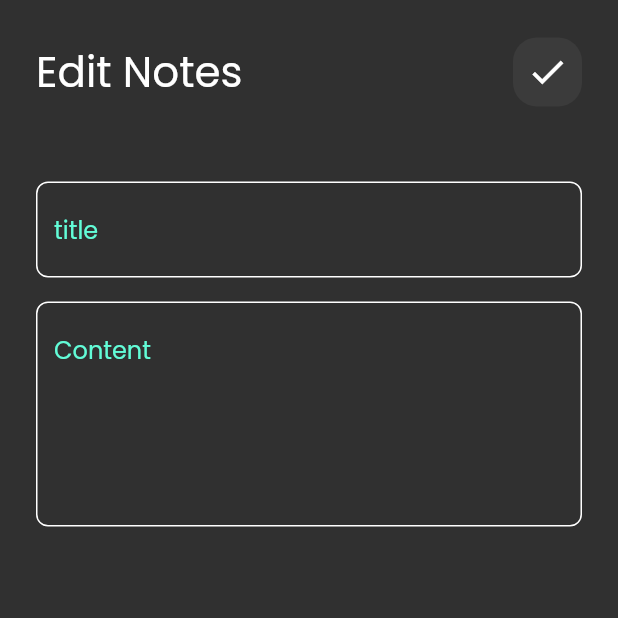
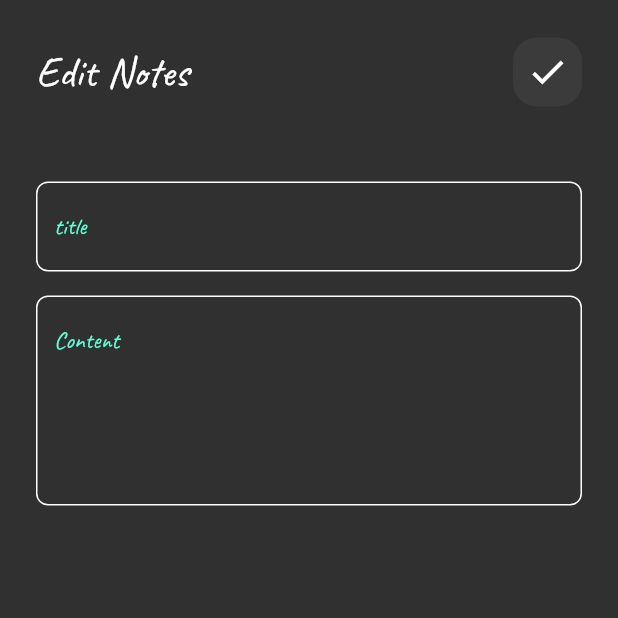
Before and after one commit to mariamMousa/notes_app, a Flutter app: the screen it shows after launch, after a tap on "Mariam", on a phone screen of 412 x 824 dp, the top half of it. Run offline on Flutter 3.47's test engine with Material 2 defaults, Android fonts, the phone set to English and light mode, and no system bars; our stand-ins replace font_awesome_flutter.

Commit message:
create note model & change font

```diff
--- a/lib/main.dart
+++ b/lib/main.dart
@@ -12,7 +12,7 @@ class NotesApp extends StatelessWidget {
   Widget build(BuildContext context) {
     return MaterialApp(
       debugShowCheckedModeBanner: false,
-      theme: ThemeData(brightness: Brightness.dark, fontFamily: 'Poppins'),
+      theme: ThemeData(brightness: Brightness.dark, fontFamily: 'Caveat'),
       home: const NotesView(),
     );
   }
--- a/pubspec.yaml
+++ b/pubspec.yaml
@@ -74,9 +74,9 @@ flutter:
   # list giving the asset and other descriptors for the font. For
   # example:
   fonts:
-    - family: Poppins
+    - family: Caveat
       fonts:
-        - asset: assets/fonts/Poppins-Regular.ttf
+        - asset: assets/fonts/Caveat-Regular.ttf
 
   #   - family: Trajan Pro
   #     fonts:
```
Also changed, not shown: lib/models/note_model.dart (added, +12 -0 lines), assets/fonts/Caveat-Regular.ttf (added), assets/fonts/Poppins-Regular.ttf (deleted).
